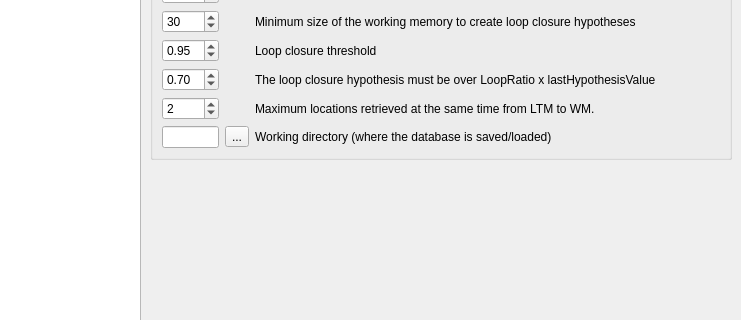
Old version of the form guilib/src/ui/preferencesDialog.ui in the repository introlab/rtabmap; both pictures show x 151 to 892 and y 107 to 427 of the 892 by 792 pixel window.
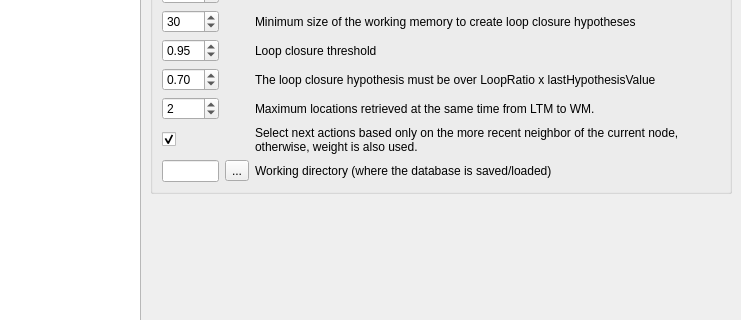
New version of the form. The open tabs and pages were chosen to show the change. Icons and pictures are not drawn. Custom widgets are drawn as their Qt base class.

Commit message: Added parameter selection of actionsByTime or not (default true) Now if parameter databaseCleaned is false, "all" signatures are saved, otherwise, only those with no parent loop closure

The edit to the form file:
```diff
--- a/guilib/src/ui/preferencesDialog.ui
+++ b/guilib/src/ui/preferencesDialog.ui
@@ -913,21 +913,21 @@
                 </property>
                </widget>
               </item>
-              <item row="7" column="0">
+              <item row="8" column="0">
                <widget class="QLineEdit" name="lineEdit_workingDirectory">
                 <property name="readOnly">
                  <bool>true</bool>
                 </property>
                </widget>
               </item>
-              <item row="7" column="2">
+              <item row="8" column="2">
                <widget class="QLabel" name="label_87">
                 <property name="text">
                  <string>Working directory (where the database is saved/loaded)</string>
                 </property>
                </widget>
               </item>
-              <item row="7" column="1">
+              <item row="8" column="1">
                <widget class="QToolButton" name="toolButton_workingDirectory">
                 <property name="text">
                  <string>...</string>
@@ -957,6 +957,26 @@
                 </property>
                </widget>
               </item>
+              <item row="7" column="0">
+               <widget class="QCheckBox" name="general_checkBox_actionsByTime">
+                <property name="text">
+                 <string/>
+                </property>
+                <property name="checked">
+                 <bool>true</bool>
+                </property>
+               </widget>
+              </item>
+              <item row="7" column="2">
+               <widget class="QLabel" name="label_39">
+                <property name="text">
+                 <string>Select next actions based only on the more recent neighbor of the current node, otherwise, weight is also used.</string>
+                </property>
+                <property name="wordWrap">
+                 <bool>true</bool>
+                </property>
+               </widget>
+              </item>
              </layout>
             </widget>
            </item>
```
Left out of the diff: 9 changed lines with no effect on the pictures. The commit also changes 5 other files.
